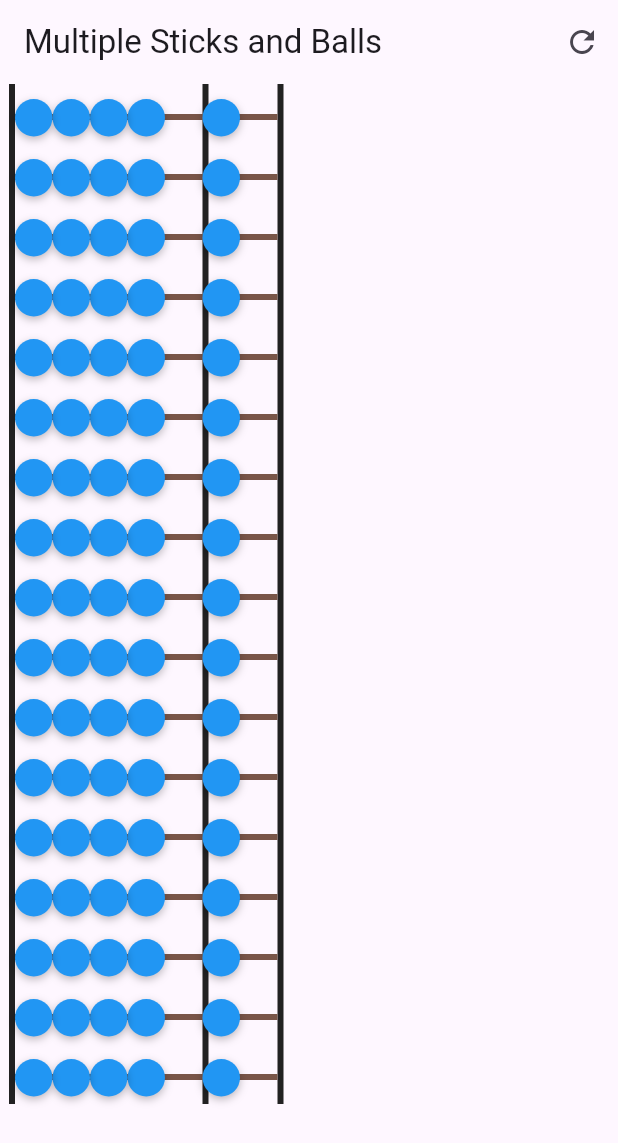
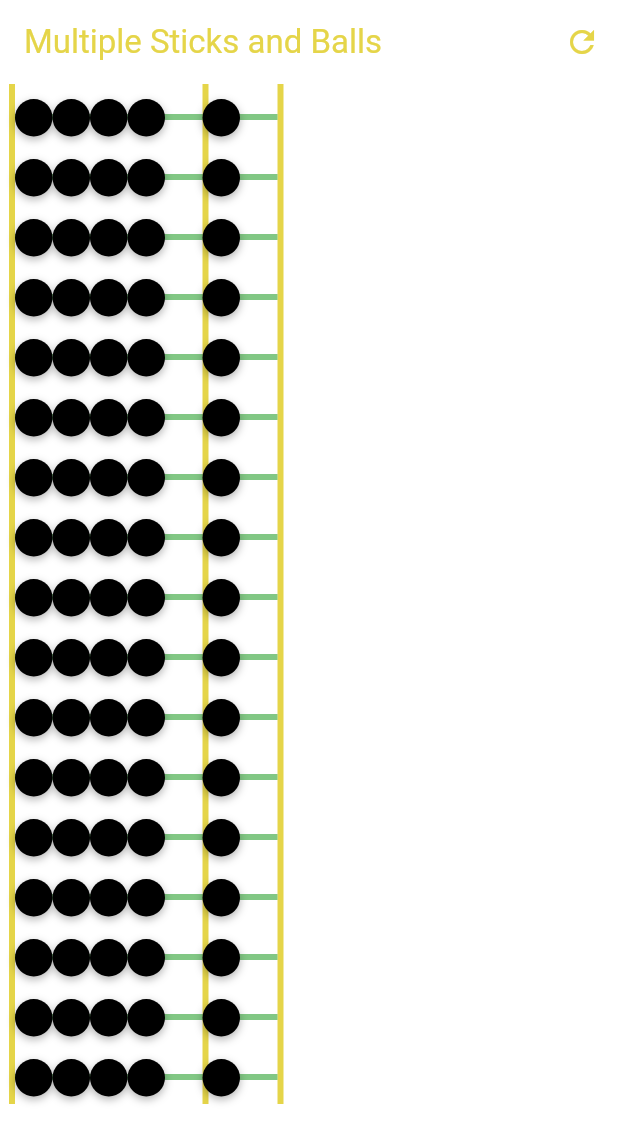
Before and after one commit to Ibrahim-Lokman/abacusspro, a Flutter app: the screen it shows after launch, on a phone screen of 412 x 824 dp. Shown: the top 1143 px of the screen. Run offline on Flutter 3.47's test engine with Material 3 defaults, Android fonts, the phone set to English and light mode, and no system bars.

Commit message:
Stable with theme

```diff
--- a/lib/main.dart
+++ b/lib/main.dart
@@ -1,6 +1,6 @@
-import 'package:abacusspro/multiple_sticks_screen.dart';
 import 'package:flutter/material.dart';
 import 'package:flutter/services.dart';
+import 'multiple_sticks_screen.dart';
 
 void main() {
   WidgetsFlutterBinding.ensureInitialized();
@@ -16,8 +16,19 @@ class MyApp extends StatelessWidget {
 
   @override
   Widget build(BuildContext context) {
-    return const MaterialApp(
-      home: MultipleSticks(),
+    return MaterialApp(
+      title: 'Abacus Pro',
+      theme: ThemeData(
+        colorScheme: ColorScheme.dark(
+          primary: Colors.green,
+          secondary: Colors.black,
+          onSurface: const Color.fromARGB(255, 229, 213, 73),
+          shadow: Colors.black87,
+          surface: Colors.white,
+        ),
+        useMaterial3: true,
+      ),
+      home: const MultipleSticks(),
     );
   }
 }
--- a/lib/multiple_sticks_screen.dart
+++ b/lib/multiple_sticks_screen.dart
@@ -1,94 +1,28 @@
 import 'package:flutter/material.dart';
 
-// Theme configuration class
-class StickTheme {
+class MultipleSticks extends StatefulWidget {
+  final int numberOfSticks;
   final double ballSize;
   final double stickStart;
   final double lineWidth;
   final double lineHeight;
   final double verticalSpacing;
-  final Color ballColor;
-  final Color verticalLineColor;
-  final Color horizontalLineColor;
-  final Color ballShadowColor;
 
-  const StickTheme({
+  const MultipleSticks({
+    super.key,
+    this.numberOfSticks = 17,
     this.ballSize = 25.0,
     this.stickStart = 10.0,
     this.lineWidth = 4.0,
     this.lineHeight = 40.0,
     this.verticalSpacing = 40.0,
-    required this.ballColor,
-    required this.verticalLineColor,
-    required this.horizontalLineColor,
-    required this.ballShadowColor,
-  });
-
-  // Factory constructors for light and dark themes
-  factory StickTheme.light() {
-    return const StickTheme(
-      ballColor: Colors.blue,
-      verticalLineColor: Colors.black87,
-      horizontalLineColor: Colors.brown,
-      ballShadowColor: Colors.black26,
-    );
-  }
-
-  factory StickTheme.dark() {
-    return const StickTheme(
-      ballColor: Colors.lightBlueAccent,
-      verticalLineColor: Colors.white70,
-      horizontalLineColor: Colors.brown,
-      ballShadowColor: Colors.black87,
-    );
-  }
-
-  // Create a copy with some properties changed
-  StickTheme copyWith({
-    double? ballSize,
-    double? stickStart,
-    double? lineWidth,
-    double? lineHeight,
-    double? verticalSpacing,
-    Color? ballColor,
-    Color? verticalLineColor,
-    Color? horizontalLineColor,
-    Color? ballShadowColor,
-  }) {
-    return StickTheme(
-      ballSize: ballSize ?? this.ballSize,
-      stickStart: stickStart ?? this.stickStart,
-      lineWidth: lineWidth ?? this.lineWidth,
-      lineHeight: lineHeight ?? this.lineHeight,
-      verticalSpacing: verticalSpacing ?? this.verticalSpacing,
-      ballColor: ballColor ?? this.ballColor,
-      verticalLineColor: verticalLineColor ?? this.verticalLineColor,
-      horizontalLineColor: horizontalLineColor ?? this.horizontalLineColor,
-      ballShadowColor: ballShadowColor ?? this.ballShadowColor,
-    );
-  }
-}
-
-class MultipleSticks extends StatefulWidget {
-  final StickTheme theme;
-  final int numberOfSticks;
-
-  const MultipleSticks({
-    super.key,
-    this.theme = const StickTheme(
-      ballColor: Colors.blue,
-      verticalLineColor: Colors.black87,
-      horizontalLineColor: Colors.brown,
-      ballShadowColor: Colors.black26,
-    ),
-    this.numberOfSticks = 17,
   });
 
   @override
-  _MultipleSticksState createState() => _MultipleSticksState();
+  MultipleSticksState createState() => MultipleSticksState();
 }
 
-class _MultipleSticksState extends State<MultipleSticks> {
+class MultipleSticksState extends State<MultipleSticks> {
   late List<List<ValueNotifier<double>>> stickSections;
   late List<double> section1Widths;
   late List<double> section2Widths;
@@ -122,26 +56,25 @@ class _MultipleSticksState extends State<MultipleSticks> {
 
   void _updateDimensions() {
     for (int i = 0; i < widget.numberOfSticks; i++) {
-      section1Widths[i] = widget.theme.ballSize * 5;
-      section2Widths[i] = widget.theme.ballSize * 2;
+      section1Widths[i] = widget.ballSize * 5;
+      section2Widths[i] = widget.ballSize * 2;
       maxSection1Positions[i] =
-          widget.theme.stickStart + section1Widths[i] - widget.theme.ballSize;
-      maxSection2Positions[i] = widget.theme.stickStart +
+          widget.stickStart + section1Widths[i] - widget.ballSize;
+      maxSection2Positions[i] = widget.stickStart +
           section1Widths[i] +
           section2Widths[i] -
-          widget.theme.ballSize;
+          widget.ballSize;
       _updateInitialBallPositions(i);
     }
   }
 
   void _updateInitialBallPositions(int stickIndex) {
-    double spacing = widget.theme.ballSize;
+    double spacing = widget.ballSize;
     for (int i = 0; i < 4; i++) {
-      stickSections[stickIndex][i].value =
-          widget.theme.stickStart + (spacing * i);
+      stickSections[stickIndex][i].value = widget.stickStart + (spacing * i);
     }
     stickSections[stickIndex][4].value =
-        widget.theme.stickStart + section1Widths[stickIndex];
+        widget.stickStart + section1Widths[stickIndex];
   }
 
   void _resetAllBalls() {
@@ -162,13 +95,8 @@ class _MultipleSticksState extends State<MultipleSticks> {
 
   @override
   Widget build(BuildContext context) {
-    final brightness = Theme.of(context).brightness;
-    final currentTheme = brightness == Brightness.dark
-        ? widget.theme.copyWith(
-            ballColor: Colors.lightBlueAccent,
-            verticalLineColor: Colors.white70,
-          )
-        : widget.theme;
+    final theme = Theme.of(context);
+    final colorScheme = theme.colorScheme;
 
     return Scaffold(
       appBar: AppBar(
@@ -186,38 +114,53 @@ class _MultipleSticksState extends State<MultipleSticks> {
           child: Column(
             children: List.generate(widget.numberOfSticks, (stickIndex) {
               return SizedBox(
-                height: currentTheme.verticalSpacing,
+                height: widget.verticalSpacing,
                 child: Stack(
                   children: [
                     _buildVerticalLine(
-                        currentTheme.stickStart - currentTheme.lineWidth,
-                        stickIndex,
-                        currentTheme),
+                      widget.stickStart - widget.lineWidth,
+                      stickIndex,
+                      colorScheme,
+                    ),
                     _buildVerticalLine(
-                        currentTheme.stickStart + section1Widths[stickIndex],
-                        stickIndex,
-                        currentTheme),
+                      widget.stickStart + section1Widths[stickIndex],
+                      stickIndex,
+                      colorScheme,
+                    ),
                     _buildVerticalLine(
-                      currentTheme.stickStart +
+                      widget.stickStart +
                           section1Widths[stickIndex] +
                           section2Widths[stickIndex],
                       stickIndex,
-                      currentTheme,
+                      colorScheme,
                     ),
-                    _buildHorizontalLine(currentTheme.stickStart,
-                        section1Widths[stickIndex], stickIndex, currentTheme),
                     _buildHorizontalLine(
-                      currentTheme.stickStart + section1Widths[stickIndex],
+                      widget.stickStart,
+                      section1Widths[stickIndex],
+                      stickIndex,
+                      colorScheme,
+                    ),
+                    _buildHorizontalLine(
+                      widget.stickStart + section1Widths[stickIndex],
                       section2Widths[stickIndex],
                       stickIndex,
-                      currentTheme,
+                      colorScheme,
                     ),
                     ...List.generate(
                       4,
                       (index) => _buildDraggableBall(
-                          currentTheme, stickIndex, index, true),
+                        stickIndex,
+                        index,
+                        true,
+                        colorScheme,
+                      ),
                     ).reversed,
-                    _buildDraggableBall(currentTheme, stickIndex, 4, false),
+                    _buildDraggableBall(
+                      stickIndex,
+                      4,
+                      false,
+                      colorScheme,
+                    ),
                   ],
                 ),
               );
@@ -228,33 +171,34 @@ class _MultipleSticksState extends State<MultipleSticks> {
     );
   }
 
-  Widget _buildVerticalLine(double left, int stickIndex, StickTheme theme) {
+  Widget _buildVerticalLine(
+      double left, int stickIndex, ColorScheme colorScheme) {
     return Positioned(
       left: left,
       top: 0,
       child: Container(
-        width: theme.lineWidth,
-        height: theme.lineHeight,
-        color: theme.verticalLineColor,
+        width: widget.lineWidth,
+        height: widget.lineHeight,
+        color: colorScheme.onSurface,
       ),
     );
   }
 
   Widget _buildHorizontalLine(
-      double left, double width, int stickIndex, StickTheme theme) {
+      double left, double width, int stickIndex, ColorScheme colorScheme) {
     return Positioned(
       left: left,
       top: 20,
       child: Container(
         width: width,
-        height: theme.lineWidth,
-        color: theme.horizontalLineColor,
+        height: widget.lineWidth,
+        color: colorScheme.primary.withOpacity(0.7),
       ),
     );
   }
 
   Widget _buildDraggableBall(
-      StickTheme theme, int stickIndex, int ballIndex, bool isSection1) {
+      int stickIndex, int ballIndex, bool isSection1, ColorScheme colorScheme) {
     return ValueListenableBuilder<double>(
       valueListenable: stickSections[stickIndex][ballIndex],
       builder: (context, pos, child) {
@@ -265,14 +209,14 @@ class _MultipleSticksState extends State<MultipleSticks> {
             onPanUpdate: (details) => _handleBallMovement(
                 stickIndex, ballIndex, details.delta.dx, isSection1),
             child: Container(
-              width: theme.ballSize,
-              height: theme.ballSize,
+              width: widget.ballSize,
+              height: widget.ballSize,
               decoration: BoxDecoration(
-                color: theme.ballColor,
+                color: colorScheme.secondary,
                 shape: BoxShape.circle,
                 boxShadow: [
                   BoxShadow(
-                    color: theme.ballShadowColor,
+                    color: colorScheme.shadow.withOpacity(0.3),
                     blurRadius: 4,
                     offset: const Offset(0, 2),
                   ),
@@ -289,8 +233,8 @@ class _MultipleSticksState extends State<MultipleSticks> {
       int stickIndex, int ballIndex, double delta, bool isSection1) {
     List<ValueNotifier<double>> balls = stickSections[stickIndex];
     double minPosition = isSection1
-        ? widget.theme.stickStart
-        : widget.theme.stickStart + section1Widths[stickIndex];
+        ? widget.stickStart
+        : widget.stickStart + section1Widths[stickIndex];
     double maxPosition = isSection1
         ? maxSection1Positions[stickIndex]
         : maxSection2Positions[stickIndex];
@@ -305,8 +249,8 @@ class _MultipleSticksState extends State<MultipleSticks> {
       for (int i = ballIndex;
           i < (isSection1 ? 4 : positions.length) - 1;
           i++) {
-        if (positions[i + 1] - positions[i] < widget.theme.ballSize) {
-          positions[i + 1] = positions[i] + widget.theme.ballSize;
+        if (positions[i + 1] - positions[i] < widget.ballSize) {
+          positions[i + 1] = positions[i] + widget.ballSize;
 
           if (positions[i + 1] > maxPosition) {
             double excess = positions[i + 1] - maxPosition;
@@ -318,8 +262,8 @@ class _MultipleSticksState extends State<MultipleSticks> {
       }
     } else {
       for (int i = ballIndex; i > (isSection1 ? 0 : 4); i--) {
-        if (positions[i] - positions[i - 1] < widget.theme.ballSize) {
-          positions[i - 1] = positions[i] - widget.theme.ballSize;
+        if (positions[i] - positions[i - 1] < widget.ballSize) {
+          positions[i - 1] = positions[i] - widget.ballSize;
 
           if (positions[i - 1] < minPosition) {
             double excess = minPosition - positions[i - 1];
```
